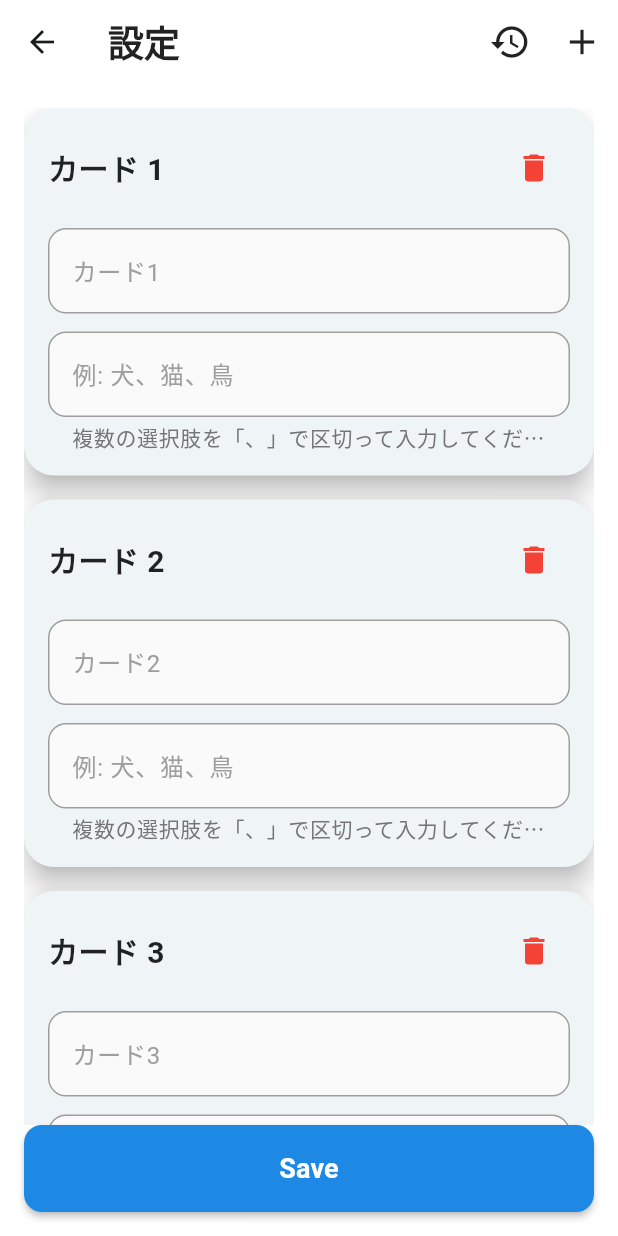
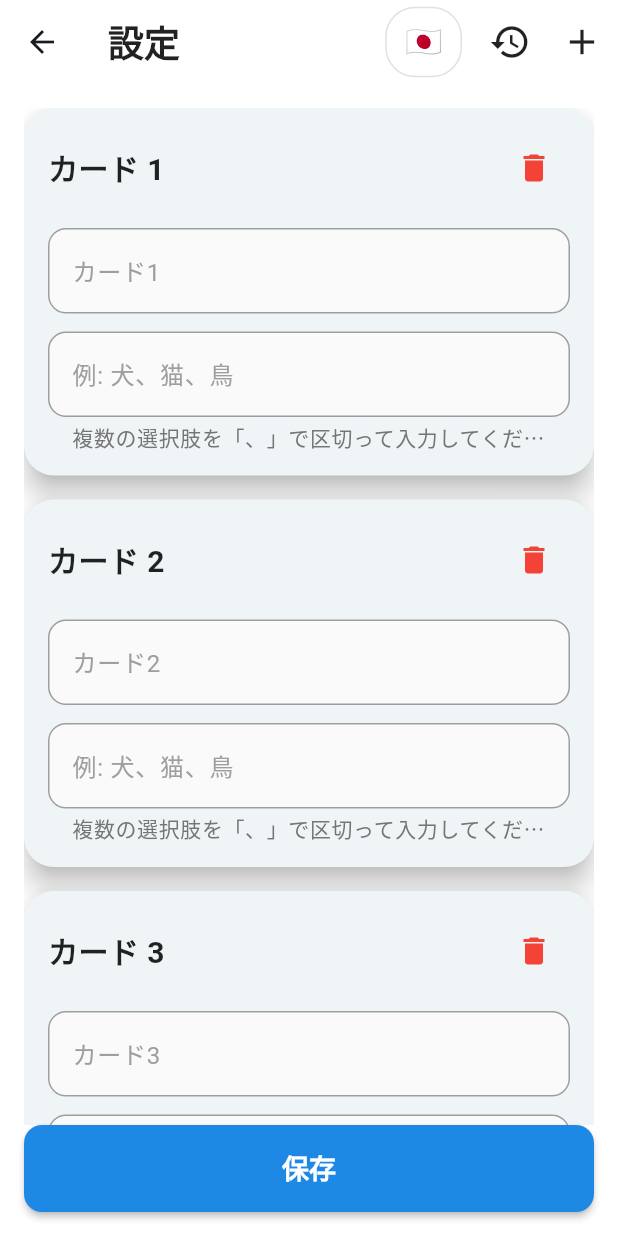
Before and after one commit to FinleyCox/roulette, a Flutter app: the screen it shows after launch, after a tap on the "settings" icon, on a phone screen of 412 x 824 dp. Run offline on Flutter 3.47's test engine with Material 3 defaults, Android fonts, the phone set to English and light mode, and no system bars; our stand-ins replace pull_to_refresh, shared_preferences; missing offline and left inert: scratcher; statements that could not run were skipped.

Commit message:
feature:言語設定

```diff
--- a/lib/main.dart
+++ b/lib/main.dart
@@ -1,14 +1,42 @@
 import 'package:flutter/material.dart';
 import 'screens/home_screen.dart';
 import 'package:flutter_localizations/flutter_localizations.dart';
+import 'utils/language_utils.dart';
 
 void main() async {
   WidgetsFlutterBinding.ensureInitialized();
   runApp(const MyApp());
 }
 
-class MyApp extends StatelessWidget {
+class MyApp extends StatefulWidget {
   const MyApp({super.key});
+
+  @override
+  State<MyApp> createState() => _MyAppState();
+}
+
+class _MyAppState extends State<MyApp> {
+  String _currentLanguage = 'ja';
+
+  @override
+  void initState() {
+    super.initState();
+    _loadLanguage();
+  }
+
+  Future<void> _loadLanguage() async {
+    final language = await LanguageUtils.getCurrentLanguage();
+    setState(() {
+      _currentLanguage = language;
+    });
+  }
+
+  void _changeLanguage(String languageCode) async {
+    await LanguageUtils.setLanguage(languageCode);
+    setState(() {
+      _currentLanguage = languageCode;
+    });
+  }
 
   @override
   Widget build(BuildContext context) {
@@ -32,9 +60,13 @@ class MyApp extends StatelessWidget {
         GlobalWidgetsLocalizations.delegate,
         GlobalCupertinoLocalizations.delegate,
       ],
-      supportedLocales: const [Locale("ja", "JP")],
+      supportedLocales: const [Locale("ja", "JP"), Locale("en", "US")],
 
-      home: const HomeScreen(title: 'simple scratch'),
+      home: HomeScreen(
+        title: 'simple scratch',
+        onLanguageChanged: _changeLanguage,
+        currentLanguage: _currentLanguage,
+      ),
     );
   }
 }
--- a/lib/screens/home_screen.dart
+++ b/lib/screens/home_screen.dart
@@ -5,10 +5,18 @@ import 'dart:math';
 import '../widgets/scratch_card.dart';
 import '../models/scratch_state.dart';
 import 'settings_screen.dart';
+import '../utils/language_utils.dart';
 
 class HomeScreen extends StatefulWidget {
-  const HomeScreen({super.key, required this.title});
+  const HomeScreen({
+    super.key,
+    required this.title,
+    required this.onLanguageChanged,
+    required this.currentLanguage,
+  });
   final String title;
+  final Function(String) onLanguageChanged;
+  final String currentLanguage;
 
   @override
   State<HomeScreen> createState() => _HomeScreenState();
@@ -31,18 +39,12 @@ class _HomeScreenState extends State<HomeScreen> {
 
   // デフォルトのタイトルを返す
   String _getDefaultTitle(int index) {
-    if (index < defaultConfigs.length) {
-      return defaultConfigs[index]['title']!;
-    }
-    return 'カード${index + 1}';
+    return LanguageUtils.getCardTitle(index, widget.currentLanguage);
   }
 
   // デフォルトのメッセージを返す
   String _getDefaultMessage(int index) {
-    if (index < defaultConfigs.length) {
-      return defaultConfigs[index]['completedMessage']!;
-    }
-    return '${index + 1}つ目';
+    return LanguageUtils.getCardResult(index, widget.currentLanguage);
   }
 
   final RefreshController _refreshController = RefreshController(
@@ -74,10 +76,10 @@ class _HomeScreenState extends State<HomeScreen> {
     for (int i = 0; i < cardConfigs.length; i++) {
       final multiChoice = prefs.getString('card_multichoice_$i') ?? '';
 
-      // 複数選択肢がある場合はランダムに選択
+      // 複数選択肢がある場合はランダムに選択(、または,)
       if (multiChoice.isNotEmpty) {
         final choices = multiChoice
-            .split('、')
+            .split(RegExp(r'[、,]\s*'))
             .where((s) => s.trim().isNotEmpty)
             .toList();
         if (choices.isNotEmpty) {
@@ -99,9 +101,9 @@ class _HomeScreenState extends State<HomeScreen> {
     final prefs = await SharedPreferences.getInstance();
     final multiChoice = prefs.getString('card_multichoice_$index') ?? '';
 
-    // 複数選択肢がある場合はランダムに選択
+    // 複数選択肢がある場合はランダムに選択(、または,)
     final choices = multiChoice
-        .split('、')
+        .split(RegExp(r'[、,]\s*'))
         .where((s) => s.trim().isNotEmpty)
         .toList();
     if (choices.isNotEmpty) {
@@ -141,11 +143,11 @@ class _HomeScreenState extends State<HomeScreen> {
           ? _getDefaultTitle(index)
           : savedTitle;
 
-      // 複数選択肢がある場合はランダムに選択
+      // 複数選択肢がある場合はランダムに選択(、または,)
       String finalMessage = _getDefaultMessage(index);
       if (multiChoice.isNotEmpty) {
         final choices = multiChoice
-            .split('、')
+            .split(RegExp(r'[、,]\s*'))
             .where((s) => s.trim().isNotEmpty)
             .toList();
         if (choices.isNotEmpty) {
@@ -212,12 +214,20 @@ class _HomeScreenState extends State<HomeScreen> {
             onPressed: () async {
               await Navigator.push(
                 context,
-                MaterialPageRoute(builder: (context) => const SettingsScreen()),
+                MaterialPageRoute(
+                  builder: (context) => SettingsScreen(
+                    onLanguageChanged: widget.onLanguageChanged,
+                    currentLanguage: widget.currentLanguage,
+                  ),
+                ),
               );
               _loadSettings();
             },
             icon: const Icon(Icons.settings, color: Colors.black87, size: 28),
-            tooltip: '設定',
+            tooltip: LanguageUtils.getSettingsText(
+              'settings',
+              widget.currentLanguage,
+            ),
           ),
         ],
       ),
--- a/lib/screens/settings_screen.dart
+++ b/lib/screens/settings_screen.dart
@@ -1,8 +1,15 @@
 import 'package:flutter/material.dart';
 import 'package:shared_preferences/shared_preferences.dart';
+import '../utils/language_utils.dart';
 
 class SettingsScreen extends StatefulWidget {
-  const SettingsScreen({super.key});
+  const SettingsScreen({
+    super.key,
+    required this.onLanguageChanged,
+    required this.currentLanguage,
+  });
+  final Function(String) onLanguageChanged;
+  final String currentLanguage;
 
   @override
   State<SettingsScreen> createState() => _SettingsScreenState();
@@ -45,11 +52,7 @@ class _SettingsScreenState extends State<SettingsScreen> {
 
   // デフォルトのタイトルを返す
   String _getDefaultTitle(int index) {
-    final titles = ['カード1', 'カード2', 'カード3', 'カード4'];
-    if (index < titles.length) {
-      return titles[index];
-    }
-    return 'カード${index + 1}';
+    return LanguageUtils.getCardTitle(index, widget.currentLanguage);
   }
 
   // 設定を読み込む
@@ -164,9 +167,9 @@ class _SettingsScreenState extends State<SettingsScreen> {
   Widget build(BuildContext context) {
     return Scaffold(
       appBar: AppBar(
-        title: const Text(
-          '設定',
-          style: TextStyle(
+        title: Text(
+          LanguageUtils.getSettingsText('settings', widget.currentLanguage),
+          style: const TextStyle(
             fontSize: 24,
             fontWeight: FontWeight.bold,
             color: Colors.black87,
@@ -175,15 +178,40 @@ class _SettingsScreenState extends State<SettingsScreen> {
         backgroundColor: Colors.white,
         elevation: 0,
         actions: [
+          // 言語切り替えボタン
+          GestureDetector(
+            onTap: () {
+              final newLanguage = widget.currentLanguage == 'ja' ? 'en' : 'ja';
+              widget.onLanguageChanged(newLanguage);
+            },
+            child: Container(
+              padding: const EdgeInsets.symmetric(horizontal: 12, vertical: 8),
+              margin: const EdgeInsets.only(right: 8),
+              decoration: BoxDecoration(
+                borderRadius: BorderRadius.circular(20),
+                border: Border.all(color: Colors.grey.shade300),
+              ),
+              child: Text(
+                LanguageUtils.getFlag(widget.currentLanguage),
+                style: const TextStyle(fontSize: 20),
+              ),
+            ),
+          ),
           IconButton(
             onPressed: _resetToDefaults,
             icon: const Icon(Icons.restore, color: Colors.black87, size: 28),
-            tooltip: 'デフォルトに戻す',
+            tooltip: LanguageUtils.getSettingsText(
+              'resetToDefaults',
+              widget.currentLanguage,
+            ),
           ),
           IconButton(
             onPressed: _addCard,
             icon: const Icon(Icons.add, color: Colors.black87, size: 28),
-            tooltip: 'カードを追加',
+            tooltip: LanguageUtils.getSettingsText(
+              'addCard',
+              widget.currentLanguage,
+            ),
           ),
         ],
       ),
@@ -212,7 +240,7 @@ class _SettingsScreenState extends State<SettingsScreen> {
                             mainAxisAlignment: MainAxisAlignment.spaceBetween,
                             children: [
                               Text(
-                                'カード ${index + 1}',
+                                '${LanguageUtils.getSettingsText('card', widget.currentLanguage)} ${index + 1}',
                                 style: const TextStyle(
                                   fontSize: 20,
                                   fontWeight: FontWeight.bold,
@@ -226,7 +254,10 @@ class _SettingsScreenState extends State<SettingsScreen> {
                                     Icons.delete,
                                     color: Colors.red,
                                   ),
-                                  tooltip: 'カードを削除',
+                                  tooltip: LanguageUtils.getSettingsText(
+                                    'deleteCard',
+                                    widget.currentLanguage,
+                                  ),
                                 ),
                             ],
                           ),
@@ -293,12 +324,18 @@ class _SettingsScreenState extends State<SettingsScreen> {
                                   width: 2,
                                 ),
                               ),
-                              hintText: '例: 犬、猫、鳥',
+                              hintText: LanguageUtils.getSettingsText(
+                                'example',
+                                widget.currentLanguage,
+                              ),
                               hintStyle: const TextStyle(
                                 color: Colors.grey,
                                 fontSize: 16,
                               ),
-                              helperText: '複数の選択肢を「、」で区切って入力してください',
+                              helperText: LanguageUtils.getSettingsText(
+                                'multipleChoices',
+                                widget.currentLanguage,
+                              ),
                               helperStyle: TextStyle(
                                 color: Colors.grey[600],
                                 fontSize: 14,
@@ -330,7 +367,15 @@ class _SettingsScreenState extends State<SettingsScreen> {
                   elevation: 2,
                 ),
                 child: Text(
-                  isSaved ? 'Saved' : 'Save',
+                  isSaved
+                      ? LanguageUtils.getSettingsText(
+                          'saved',
+                          widget.currentLanguage,
+                        )
+                      : LanguageUtils.getSettingsText(
+                          'save',
+                          widget.currentLanguage,
+                        ),
                   style: const TextStyle(
                     fontSize: 18,
                     fontWeight: FontWeight.bold,
--- /dev/null
+++ b/lib/utils/language_utils.dart
@@ -0,0 +1,139 @@
+import 'package:shared_preferences/shared_preferences.dart';
+
+class LanguageUtils {
+  static const String _languageKey = 'selected_language';
+
+  static Future<String> getCurrentLanguage() async {
+    final prefs = await SharedPreferences.getInstance();
+    return prefs.getString(_languageKey) ?? 'ja';
+  }
+
+  static Future<void> setLanguage(String languageCode) async {
+    final prefs = await SharedPreferences.getInstance();
+    await prefs.setString(_languageKey, languageCode);
+  }
+
+  static String getFlag(String languageCode) {
+    switch (languageCode) {
+      case 'ja':
+        return '🇯🇵';
+      case 'en':
+        return '🇬🇧';
+      default:
+        return '🇯🇵';
+    }
+  }
+
+  // カードタイトルを取得
+  static String getCardTitle(int index, String languageCode) {
+    if (languageCode == 'en') {
+      switch (index) {
+        case 0:
+          return 'Card 1';
+        case 1:
+          return 'Card 2';
+        case 2:
+          return 'Card 3';
+        case 3:
+          return 'Card 4';
+        default:
+          return 'Card ${index + 1}';
+      }
+    } else {
+      switch (index) {
+        case 0:
+          return 'カード1';
+        case 1:
+          return 'カード2';
+        case 2:
+          return 'カード3';
+        case 3:
+          return 'カード4';
+        default:
+          return 'カード${index + 1}';
+      }
+    }
+  }
+
+  // カード結果を取得
+  static String getCardResult(int index, String languageCode) {
+    if (languageCode == 'en') {
+      switch (index) {
+        case 0:
+          return 'Card 1 Result';
+        case 1:
+          return 'Card 2 Result';
+        case 2:
+          return 'Card 3 Result';
+        case 3:
+          return 'Card 4 Result';
+        default:
+          return '${index + 1}st Result';
+      }
+    } else {
+      switch (index) {
+        case 0:
+          return 'カード1の結果';
+        case 1:
+          return 'カード2の結果';
+        case 2:
+          return 'カード3の結果';
+        case 3:
+          return 'カード4の結果';
+        default:
+          return '${index + 1}つ目';
+      }
+    }
+  }
+
+  // 設定画面のテキストを取得
+  static String getSettingsText(String key, String languageCode) {
+    if (languageCode == 'en') {
+      switch (key) {
+        case 'settings':
+          return 'Settings';
+        case 'save':
+          return 'Save';
+        case 'saved':
+          return 'Saved';
+        case 'multipleChoices':
+          return 'Enter multiple choices separated by commas';
+        case 'example':
+          return 'Example: dog, cat, bird';
+        case 'card':
+          return 'Card';
+        case 'resetToDefaults':
+          return 'Reset to Defaults';
+        case 'addCard':
+          return 'Add Card';
+        case 'deleteCard':
+          return 'Delete Card';
+        default:
+          return key;
+      }
+    } else {
+      switch (key) {
+        case 'settings':
+          return '設定';
+        case 'save':
+          return '保存';
+        case 'saved':
+          return '保存しました';
+        case 'multipleChoices':
+          return '複数の選択肢を「、」で区切って入力してください';
+        case 'example':
+          return '例: 犬、猫、鳥';
+        case 'card':
+          return 'カード';
+        case 'resetToDefaults':
+          return 'デフォルトに戻す';
+        case 'addCard':
+          return 'カードを追加';
+        case 'deleteCard':
+          return 'カードを削除';
+        default:
+          return key;
+      }
+    }
+  }
+}
--- a/pubspec.yaml
+++ b/pubspec.yaml
@@ -1,5 +1,5 @@
 name: roulette
-description: "スクラッチアプリ - カードをスクラッチして文章を作ろう！"
+description: "simple scratch - カードをスクラッチして文章を作ろう！"
 # The following line prevents the package from being accidentally published to
 # pub.dev using `flutter pub publish`. This is preferred for private packages.
 publish_to: 'none' # Remove this line if you wish to publish to pub.dev
```
